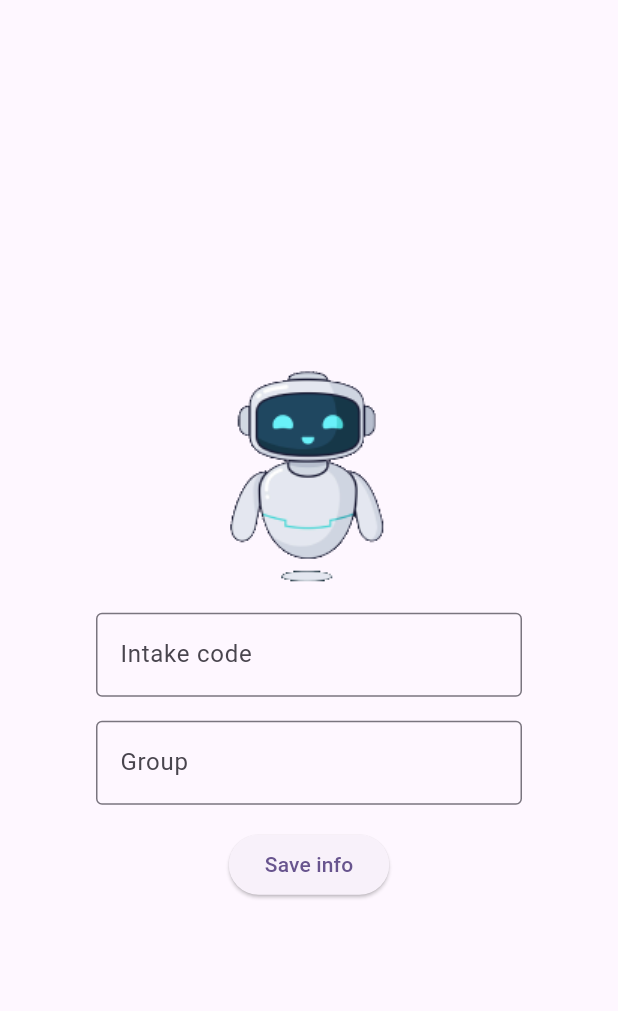
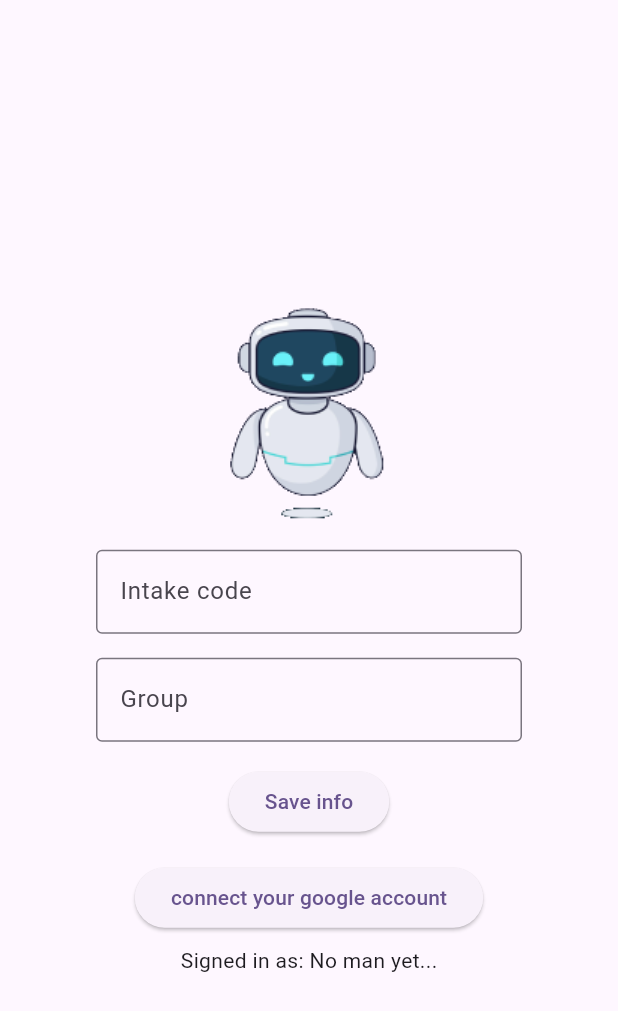
Before and after one commit to j0eTheRipper/apSara, a Flutter app: the screen it shows after launch, after a tap on "Provide Info", on a phone screen of 412 x 824 dp. Shown: the top 1011 px of the screen. Run offline on Flutter 3.47's test engine with Material 3 defaults, Android fonts, the light colour scheme and no system bars; our stand-ins replace flutter_dotenv, google_sign_in; missing offline and left inert: extension_google_sign_in_as_googleapis_auth, googleapis; network calls fail.

Commit message:
finished integrating google signin

```diff
--- /dev/null
+++ b/lib/UserGoogleAccount.dart
@@ -0,0 +1,45 @@
+import 'package:extension_google_sign_in_as_googleapis_auth/extension_google_sign_in_as_googleapis_auth.dart';
+import 'package:flutter/foundation.dart';
+import 'package:flutter_dotenv/flutter_dotenv.dart';
+import 'package:google_sign_in/google_sign_in.dart';
+import 'package:googleapis/calendar/v3.dart';
+
+class UserGoogleAccount extends ChangeNotifier {
+  final _googleSignIn = GoogleSignIn(
+      serverClientId: dotenv.env["SERVER_ID"],
+      clientId: dotenv.env["CLIENT_ID"],
+      scopes: <String>[
+        CalendarApi.calendarEventsScope,
+      ]
+  );
+
+  GoogleSignInAccount? _account;
+  bool isAuthorized = false;
+
+  String get account {
+    if (!isAuthorized) {
+      return "No man yet...";
+    }
+    return _account!.email;
+  }
+
+
+  Future<void> signInHandler() async {
+    _account = await _googleSignIn.signIn();
+    isAuthorized = _account != null;
+    notifyListeners();
+  }
+
+  Future<void> getEvents() async {
+    if (_account == null) {
+      signInHandler();
+    }
+
+    final authClient = await _googleSignIn.authenticatedClient();
+    final calendarApi = CalendarApi(authClient!);
+    final events = await calendarApi.events.list(account, orderBy: "startTime", maxResults: 1, singleEvents: true, timeMin: DateTime.now());
+
+    print(events.items?.last.summary);
+  }
+
+}
--- a/lib/main.dart
+++ b/lib/main.dart
@@ -1,6 +1,8 @@
+import 'package:ap_sara/UserGoogleAccount.dart';
 import 'package:ap_sara/studentInfo.dart';
 import 'package:flutter/material.dart';
 import 'package:flutter_dotenv/flutter_dotenv.dart';
+import 'package:provider/provider.dart';
 
 Future main() async {
   await dotenv.load();
@@ -42,7 +44,7 @@ class Login extends StatelessWidget {
                 Navigator.of(context).push(
                   MaterialPageRoute(
                     builder: (context) {
-                      return StudentInfo();
+                      return ChangeNotifierProvider(create: (context) => UserGoogleAccount(), child: StudentInfo());
                     },
                   ),
                 );
--- a/lib/studentInfo.dart
+++ b/lib/studentInfo.dart
@@ -1,5 +1,5 @@
-import 'package:ap_sara/StudentInfoModel.dart';
 import 'package:ap_sara/ApSchedule.dart';
+import 'package:ap_sara/UserGoogleAccount.dart';
 import 'package:flutter/material.dart';
 import 'package:provider/provider.dart';
 
@@ -44,7 +44,8 @@ class StudentInfo extends StatelessWidget {
                         MaterialPageRoute(
                           builder: (context) {
                             return ApSchedule(intakeCode: intakeCtrl.text.toUpperCase(),
-                            groupNumber: groupCtrl.text.toUpperCase(),);
+                            groupNumber: groupCtrl.text.toUpperCase(),
+                            );
                           },
                         ),
                       );
@@ -52,6 +53,18 @@ class StudentInfo extends StatelessWidget {
                     child: Text("Save info"),
                   ),
                 ),
+                Consumer<UserGoogleAccount>(
+                  builder: (context, account, child) {
+                    return Padding(padding: const EdgeInsets.all(8.0),
+                      child: ElevatedButton(onPressed: () {
+                        if (!account.isAuthorized) {
+                          account.signInHandler();
+                        }
+                      }, child: Text("connect your google account")),
+                    );
+                  },
+                ),
+                Text("Signed in as: ${Provider.of<UserGoogleAccount>(context, listen: true).account}")
               ],
             ),
           ),
--- a/pubspec.yaml
+++ b/pubspec.yaml
@@ -37,6 +37,9 @@ dependencies:
   provider: ^6.1.4
   http: ^1.4.0
   flutter_dotenv: ^5.2.1
+  googleapis: ^14.0.0
+  google_sign_in: ^6.3.0
+  extension_google_sign_in_as_googleapis_auth: ^2.0.13
 
 dev_dependencies:
   flutter_test:
```
Also changed, not shown: lib/Scheduler/ClassWidget.dart (+5 -2 lines), lib/StudentInfoModel.dart (deleted, +0 -25 lines), pubspec.lock, 1 other file.
